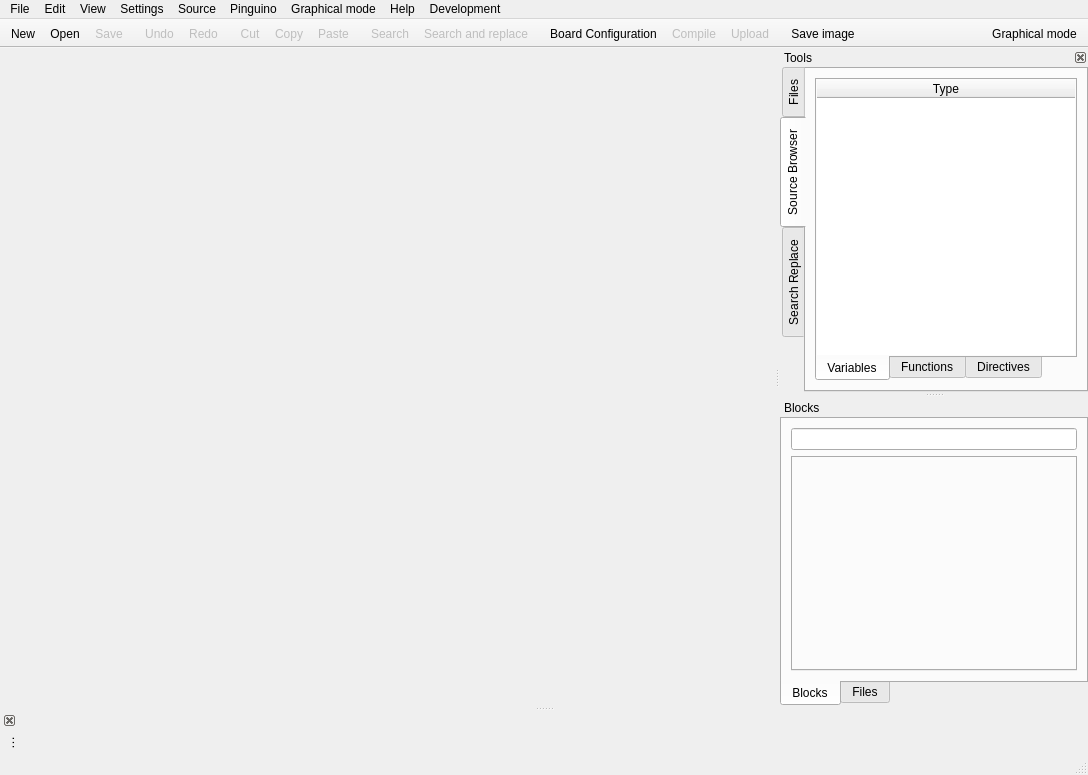
Above: qtgui/frames/main.ui from PinguinoIDE/pinguino-ide before the change. Below: the same form after it.
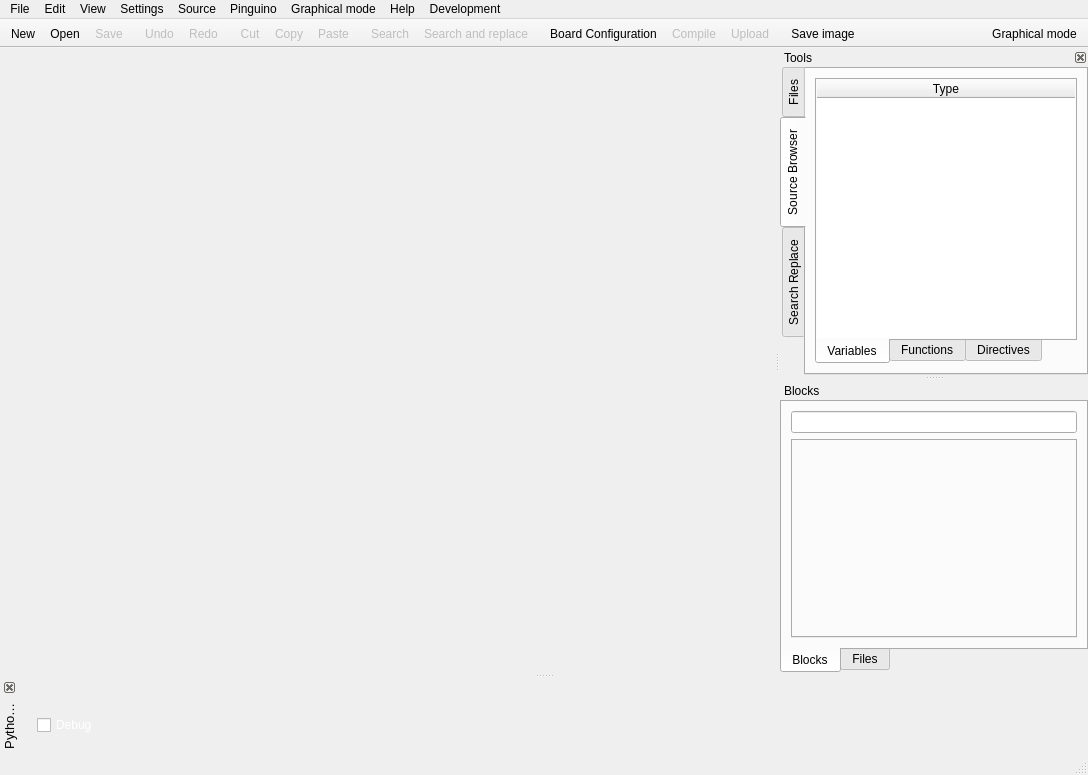
That is the form after the change. Icons and pictures are not drawn.

Patch:
```diff
--- a/qtgui/frames/main.ui
+++ b/qtgui/frames/main.ui
@@ -737,6 +737,43 @@
      <property name="spacing">
       <number>0</number>
      </property>
+     <item row="0" column="0">
+      <widget class="QWidget" name="widget" native="true">
+       <layout class="QVBoxLayout" name="verticalLayout_3">
+        <property name="spacing">
+         <number>0</number>
+        </property>
+        <item>
+         <widget class="QWidget" name="widget_output" native="true">
+          <layout class="QGridLayout" name="gridLayout_17"/>
+          <zorder>checkBox_output_debug</zorder>
+         </widget>
+        </item>
+        <item>
+         <widget class="QFrame" name="frame">
+          <property name="frameShape">
+           <enum>QFrame::NoFrame</enum>
+          </property>
+          <property name="frameShadow">
+           <enum>QFrame::Raised</enum>
+          </property>
+          <layout class="QHBoxLayout" name="horizontalLayout">
+           <item>
+            <widget class="QCheckBox" name="checkBox_output_debug">
+             <property name="styleSheet">
+              <string notr="true">color: rgb(255, 255, 255);</string>
+             </property>
+             <property name="text">
+              <string>Debug</string>
+             </property>
+            </widget>
+           </item>
+          </layout>
+         </widget>
+        </item>
+       </layout>
+      </widget>
+     </item>
     </layout>
    </widget>
   </widget>
```
Left out of the diff: 11 changed lines with no effect on the pictures.
